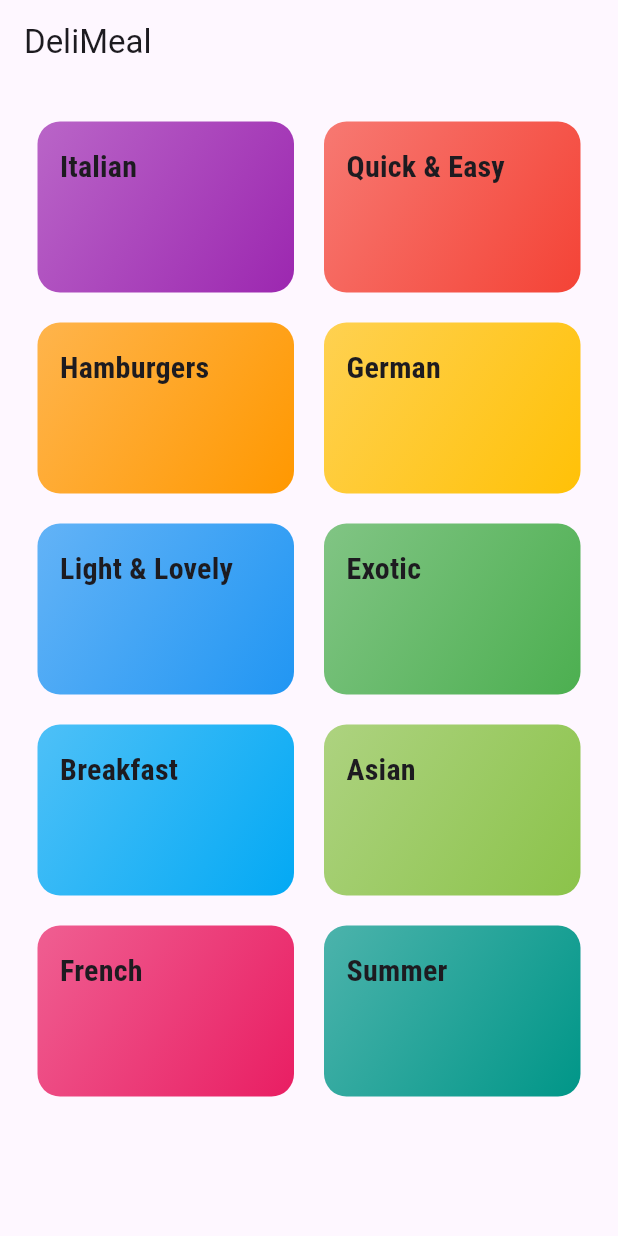
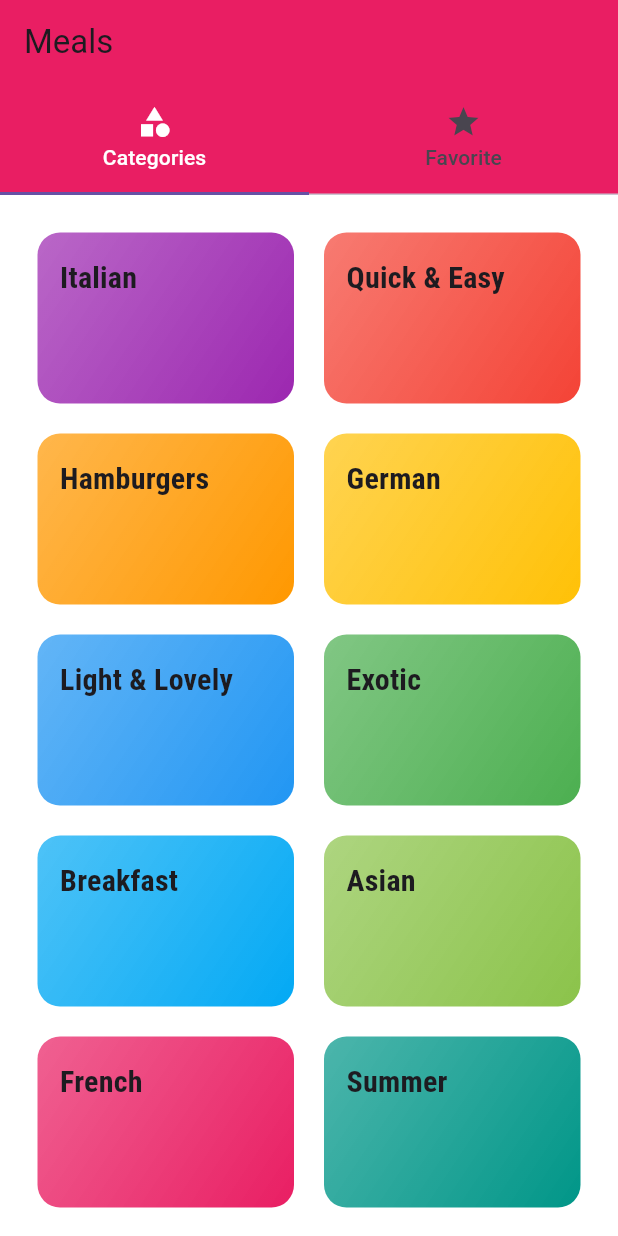
Before and after one commit to Yahya-hossaini/Deli-Meal, a Flutter app: the screen it shows after launch, on a phone screen of 412 x 824 dp. Run offline on Flutter 3.47's test engine with Material 3 defaults, Android fonts, the phone set to English and light mode, and no system bars.

Commit message:
creating tab bar!

```diff
--- a/lib/main.dart
+++ b/lib/main.dart
@@ -1,6 +1,7 @@
 import 'package:deli_meals/screens/categories_screen.dart';
 import 'package:deli_meals/screens/category_meals_screen.dart';
 import 'package:deli_meals/screens/meal_detail_screen.dart';
+import 'package:deli_meals/screens/tabs_screen.dart';
 import 'package:flutter/material.dart';
 
 void main() => runApp(MyApp());
@@ -11,6 +12,10 @@ class MyApp extends StatelessWidget {
     return MaterialApp(
       title: 'DeliMeals',
       theme: ThemeData(
+        appBarTheme: const AppBarTheme(
+          backgroundColor: Colors.pink
+        ),
+        scaffoldBackgroundColor: Colors.white70,
         primarySwatch: Colors.pink,
         primaryColor: Colors.orange,
         canvasColor: const Color.fromRGBO(255, 254, 229, 1),
@@ -32,7 +37,7 @@ class MyApp extends StatelessWidget {
       // home: const CategoriesScreen(),
       initialRoute: '/', // default id '/'
       routes: {
-        '/': (ctx) => const CategoriesScreen(),
+        '/': (ctx) => const TabsScreen(),
         CategoryMealsScreen.routeName: (ctx) => CategoryMealsScreen(),
         MealDetailScreen.routeName: (ctx) => MealDetailScreen(),
       },
--- a/lib/screens/categories_screen.dart
+++ b/lib/screens/categories_screen.dart
@@ -7,11 +7,7 @@ class CategoriesScreen extends StatelessWidget {
 
   @override
   Widget build(BuildContext context) {
-    return Scaffold(
-      appBar: AppBar(
-        title: const Text('DeliMeal'),
-      ),
-      body: GridView(
+    return GridView(
         padding: EdgeInsets.all(25),
         gridDelegate: const SliverGridDelegateWithMaxCrossAxisExtent(
           maxCrossAxisExtent: 200,
@@ -28,7 +24,6 @@ class CategoriesScreen extends StatelessWidget {
               ),
             )
             .toList(),
-      ),
     );
   }
 }
--- /dev/null
+++ b/lib/screens/favorites_screen.dart
@@ -0,0 +1,10 @@
+import 'package:flutter/material.dart';
+
+class FavoritesScreen extends StatelessWidget {
+  const FavoritesScreen({super.key});
+
+  @override
+  Widget build(BuildContext context) {
+    return Center(child: Text('Dummy text'),);
+  }
+}
--- /dev/null
+++ b/lib/screens/tabs_screen.dart
@@ -0,0 +1,51 @@
+import 'package:deli_meals/screens/favorites_screen.dart';
+
+import './categories_screen.dart';
+import 'package:flutter/material.dart';
+
+class TabsScreen extends StatefulWidget {
+  const TabsScreen({super.key});
+
+  @override
+  State<TabsScreen> createState() => _TabsScreenState();
+}
+
+class _TabsScreenState extends State<TabsScreen> {
+  @override
+  Widget build(BuildContext context) {
+    return DefaultTabController(
+      initialIndex: 0,
+      length: 2,
+      child: Scaffold(
+        appBar: AppBar(
+          title: Text('Meals'),
+          bottom: const TabBar(
+            labelColor: Colors.white,
+
+            indicatorSize: TabBarIndicatorSize.tab,
+            tabs: [
+              Tab(
+                icon: Icon(
+                  Icons.category,
+                ),
+                text: 'Categories',
+              ),
+              Tab(
+                icon: Icon(
+                  Icons.star,
+                ),
+                text: 'Favorite',
+              ),
+            ],
+          ),
+        ),
+        body: const TabBarView(
+          children: [
+            CategoriesScreen(),
+            FavoritesScreen(),
+          ],
+        ),
+      ),
+    );
+  }
+}
```
